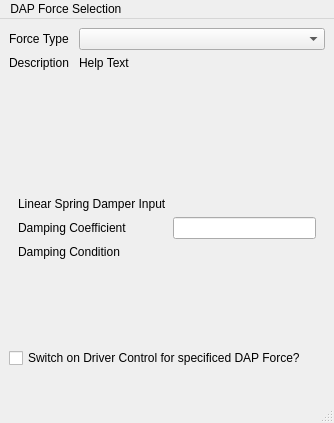
Old version of the form TaskPanelDapForces.ui in the repository ljplessis/Nikra-DAP.
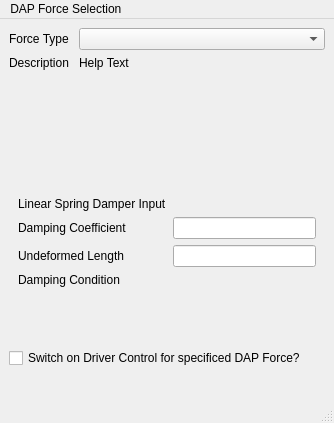
New version of the form. The open tabs and pages were chosen to show the change. Custom widgets are drawn as their Qt base class.

Commit message: DAPFORCE: Added Undef. Length & Angle to Damper selection

```diff
--- a/TaskPanelDapForces.ui
+++ b/TaskPanelDapForces.ui
@@ -190,13 +190,23 @@
         <item row="2" column="1">
          <widget class="Gui::InputField" name="linDampIn"/>
         </item>
-        <item row="3" column="0" colspan="2">
+        <item row="6" column="0" colspan="2">
          <widget class="QLabel" name="dampCon">
           <property name="text">
            <string>Damping Condition </string>
           </property>
          </widget>
         </item>
+        <item row="4" column="0">
+         <widget class="QLabel" name="label_15">
+          <property name="text">
+           <string>Undeformed Length</string>
+          </property>
+         </widget>
+        </item>
+        <item row="4" column="1">
+         <widget class="Gui::InputField" name="undefLinIn"/>
+        </item>
        </layout>
       </widget>
       <widget class="QWidget" name="rotationalSpring">
```
Left out of the diff: 50 changed lines with no effect on the pictures. The commit also changes 1 other file.
